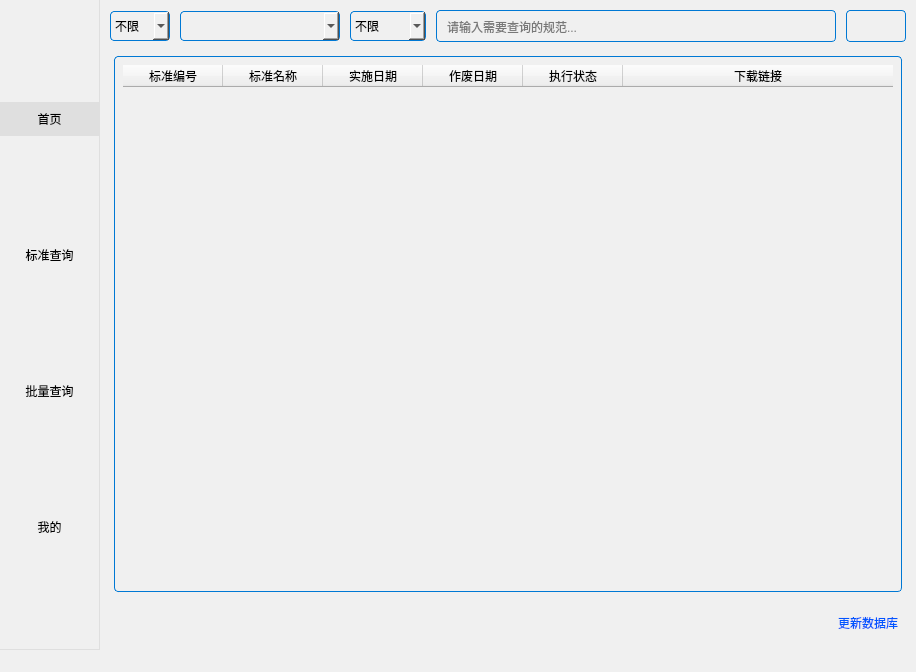
Before: the Qt Designer form UI/Main.ui in hyooeewee/Toolbox-of-Standard, drawn with Qt 5.
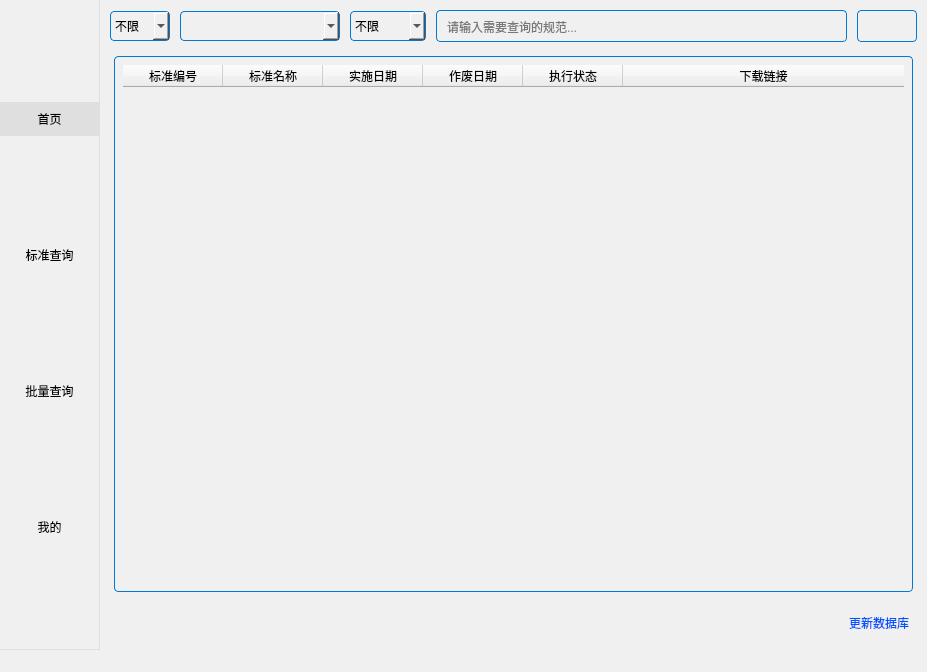
After: the same form once the commit is applied. The open tabs and pages were chosen to show the change. Icons and pictures are not drawn.

Patch:
```diff
--- a/UI/Main.ui
+++ b/UI/Main.ui
@@ -6,8 +6,8 @@
    <rect>
     <x>0</x>
     <y>0</y>
-    <width>916</width>
-    <height>669</height>
+    <width>927</width>
+    <height>672</height>
    </rect>
   </property>
   <property name="font">
@@ -602,17 +602,20 @@
                       <property name="alternatingRowColors">
                        <bool>true</bool>
                       </property>
+                      <property name="sortingEnabled">
+                       <bool>true</bool>
+                      </property>
                       <attribute name="horizontalHeaderCascadingSectionResizes">
                        <bool>true</bool>
                       </attribute>
                       <attribute name="horizontalHeaderShowSortIndicator" stdset="0">
-                       <bool>false</bool>
+                       <bool>true</bool>
                       </attribute>
                       <attribute name="horizontalHeaderStretchLastSection">
                        <bool>true</bool>
                       </attribute>
                       <attribute name="verticalHeaderVisible">
-                       <bool>false</bool>
+                       <bool>true</bool>
                       </attribute>
                       <attribute name="verticalHeaderCascadingSectionResizes">
                        <bool>true</bool>
@@ -620,8 +623,11 @@
                       <attribute name="verticalHeaderHighlightSections">
                        <bool>true</bool>
                       </attribute>
+                      <attribute name="verticalHeaderShowSortIndicator" stdset="0">
+                       <bool>true</bool>
+                      </attribute>
                       <attribute name="verticalHeaderStretchLastSection">
-                       <bool>false</bool>
+                       <bool>true</bool>
                       </attribute>
                       <column>
                        <property name="text">
```
Left out of the diff: 2 changed lines with no effect on the pictures.
